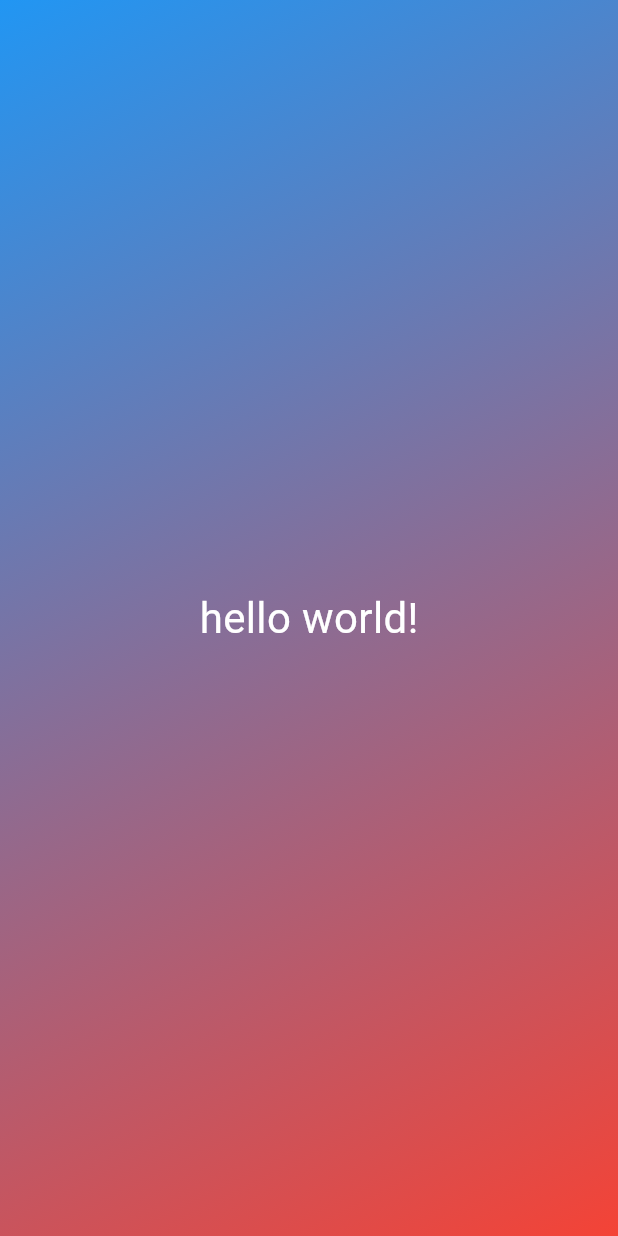
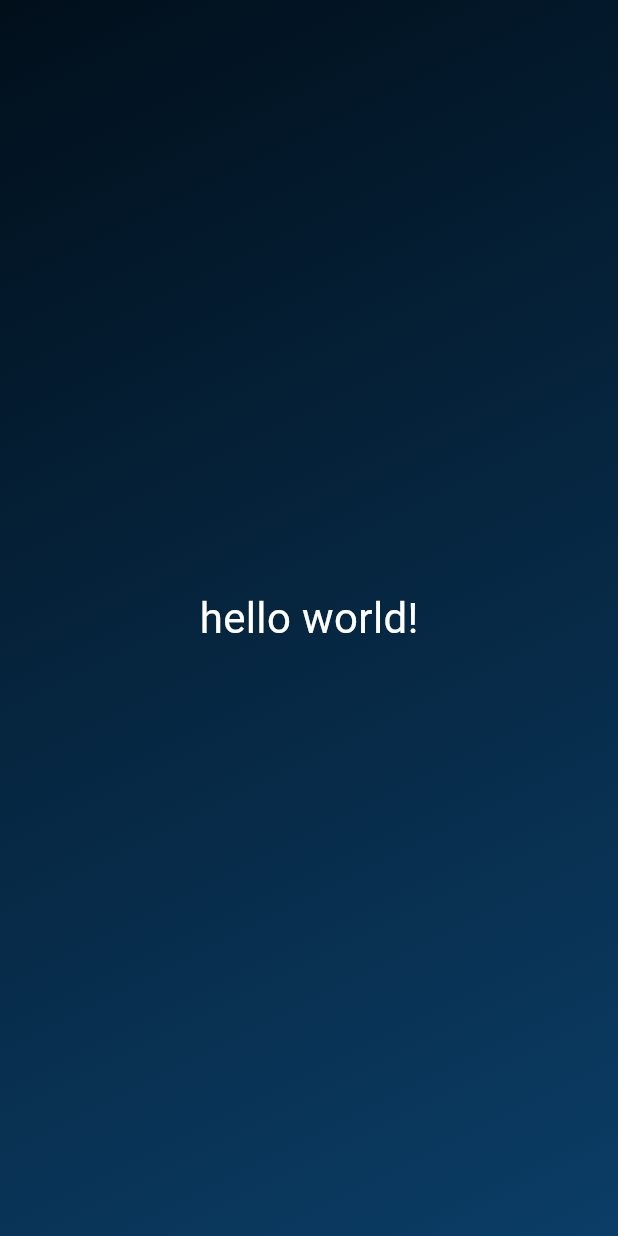
Before and after one commit to gunes1hakan/dice_rolling_game, a Flutter app: the screen it shows after launch, on a phone screen of 412 x 824 dp. Run offline on Flutter 3.47's test engine with Material 3 defaults, Android fonts, the phone set to English and light mode, and no system bars.

Commit message:
code structure updated

```diff
--- a/lib/gradient_container.dart
+++ b/lib/gradient_container.dart
@@ -1,16 +1,19 @@
 import 'package:flutter/material.dart';
 
+const startAlignment = Alignment.topLeft;
+const endAlignment = Alignment.bottomRight;
+
 class GradientContainer extends StatelessWidget {
-  const GradientContainer({super.key});
-
+  const GradientContainer(this.colors, {super.key});
+  final List<Color> colors;
   @override
   Widget build(BuildContext context) {
     return Container(
-      decoration: const BoxDecoration(
+      decoration: BoxDecoration(
         gradient: LinearGradient(
-          colors: [Colors.blue, Colors.red],
-          begin: Alignment.topLeft,
-          end: Alignment.bottomRight,
+          colors: colors,                                                                             // 3
+          begin: startAlignment,
+          end: endAlignment,
         ),
       ),
       child: const Center(
--- a/lib/main.dart
+++ b/lib/main.dart
@@ -5,7 +5,9 @@ void main() {
   runApp(
     MaterialApp(
       home: Scaffold(
-        body: GradientContainer(),
+        body: GradientContainer(
+          [Color.fromARGB(255, 1, 15, 27), Color.fromARGB(255, 11, 61, 102)],
+        ),
       ),
     ),
   );
```
